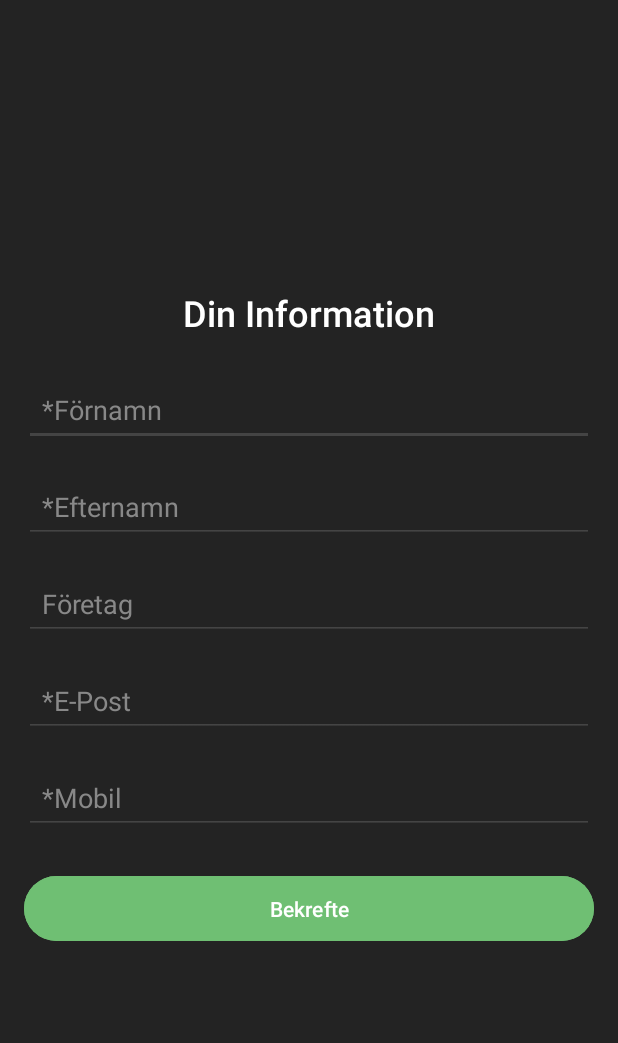
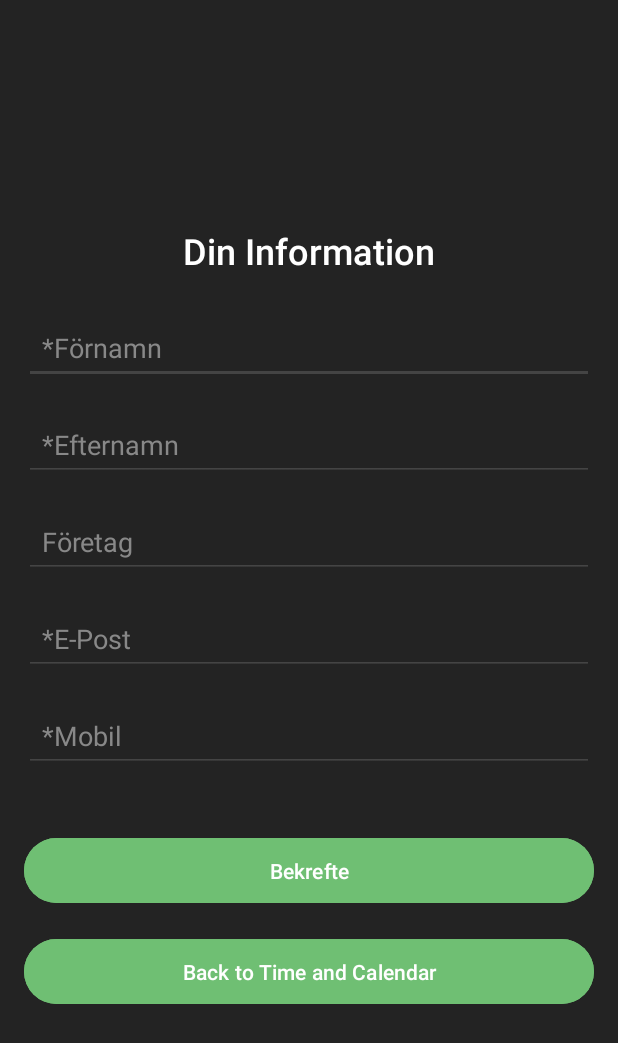
Before and after one commit to engNesta/SpacesbyYG, an Android app: the layout activity_user_info.xml on its own in the app's theme, with its tools: preview values and no code run, on a phone screen of 412 x 824 dp. Shown: the top 1043 px of the screen. Run offline under Robolectric (Android 15) with nearby library versions, the phone set to English and light mode, and no system bars.

Commit message:
- I made changes to user info page
- Changed the color scheme for "Back to time and calendar" button

```diff
--- a/app/src/main/res/layout/activity_user_info.xml
+++ b/app/src/main/res/layout/activity_user_info.xml
@@ -1,10 +1,10 @@
-<LinearLayout
-    xmlns:android="http://schemas.android.com/apk/res/android"
+<?xml version="1.0" encoding="utf-8"?>
+<LinearLayout xmlns:android="http://schemas.android.com/apk/res/android"
     android:layout_width="match_parent"
     android:layout_height="match_parent"
     android:orientation="vertical"
+    android:padding="16dp"
     android:gravity="center"
-    android:padding="16dp"
     android:background="#232323">
 
     <!-- Title -->
@@ -19,81 +19,106 @@
         android:fontFamily="sans-serif-medium"
         android:textAlignment="center"/>
 
-    <!-- Input Fields with Dark Background -->
+    <!-- First Name Field -->
     <EditText
-        android:id="@+id/etFirstName"
+        android:id="@+id/userName"
         android:layout_width="match_parent"
         android:layout_height="wrap_content"
         android:hint="*Förnamn"
+        android:inputType="textPersonName"
         android:backgroundTint="#444444"
         android:textColorHint="#888888"
         android:textColor="#FFFFFF"
+        android:minHeight="48dp"
         android:padding="12dp"
         android:layout_marginBottom="16dp"
-        android:fontFamily="sans-serif"
-        android:inputType="textPersonName"/>
+        android:fontFamily="sans-serif"/>
 
+    <!-- Surname Field -->
     <EditText
-        android:id="@+id/etLastName"
+        android:id="@+id/userSurname"
         android:layout_width="match_parent"
         android:layout_height="wrap_content"
         android:hint="*Efternamn"
+        android:inputType="textPersonName"
         android:backgroundTint="#444444"
         android:textColorHint="#888888"
         android:textColor="#FFFFFF"
+        android:minHeight="48dp"
         android:padding="12dp"
         android:layout_marginBottom="16dp"
-        android:fontFamily="sans-serif"
-        android:inputType="textPersonName"/>
+        android:fontFamily="sans-serif"/>
 
+    <!-- Company Field -->
     <EditText
-        android:id="@+id/etCompany"
+        android:id="@+id/userCompany"
         android:layout_width="match_parent"
         android:layout_height="wrap_content"
         android:hint="Företag"
         android:backgroundTint="#444444"
         android:textColorHint="#888888"
         android:textColor="#FFFFFF"
+        android:minHeight="48dp"
         android:padding="12dp"
         android:layout_marginBottom="16dp"
-        android:fontFamily="sans-serif"
-        android:inputType="text"/>
+        android:fontFamily="sans-serif"/>
 
+    <!-- Email Field -->
     <EditText
-        android:id="@+id/etEmail"
+        android:id="@+id/userEmail"
         android:layout_width="match_parent"
         android:layout_height="wrap_content"
         android:hint="*E-Post"
+        android:inputType="textEmailAddress"
         android:backgroundTint="#444444"
         android:textColorHint="#888888"
         android:textColor="#FFFFFF"
+        android:minHeight="48dp"
         android:padding="12dp"
         android:layout_marginBottom="16dp"
-        android:fontFamily="sans-serif"
-        android:inputType="textEmailAddress"/>
+        android:fontFamily="sans-serif"/>
 
+    <!-- Phone Number Field -->
     <EditText
-        android:id="@+id/etMobile"
+        android:id="@+id/userPhone"
         android:layout_width="match_parent"
         android:layout_height="wrap_content"
         android:hint="*Mobil"
+        android:inputType="phone"
         android:backgroundTint="#444444"
         android:textColorHint="#888888"
         android:textColor="#FFFFFF"
+        android:minHeight="48dp"
         android:padding="12dp"
         android:layout_marginBottom="24dp"
-        android:fontFamily="sans-serif"
-        android:inputType="phone"/>
+        android:fontFamily="sans-serif"/>
 
     <!-- Confirm Button with Green Background -->
     <Button
-        android:id="@+id/btnConfirm"
+        android:id="@+id/submitBookingButton"
         android:layout_width="match_parent"
         android:layout_height="wrap_content"
         android:text="Bekrefte"
         android:textColor="#FFFFFF"
         android:backgroundTint="#6FBF73"
+        android:minHeight="48dp"
         android:padding="12dp"
+        android:layout_marginTop="16dp"
         android:fontFamily="sans-serif-medium"
         android:textAllCaps="false"/>
+
+    <!-- Back Button with Green Background -->
+    <Button
+        android:id="@+id/backToTimeCalendarButton"
+        android:layout_width="match_parent"
+        android:layout_height="wrap_content"
+        android:text="Back to Time and Calendar"
+        android:textColor="#FFFFFF"
+        android:backgroundTint="#6FBF73"
+        android:minHeight="48dp"
+        android:padding="12dp"
+        android:layout_marginTop="16dp"
+        android:fontFamily="sans-serif-medium"
+        android:textAllCaps="false"/>
+
 </LinearLayout>
```
